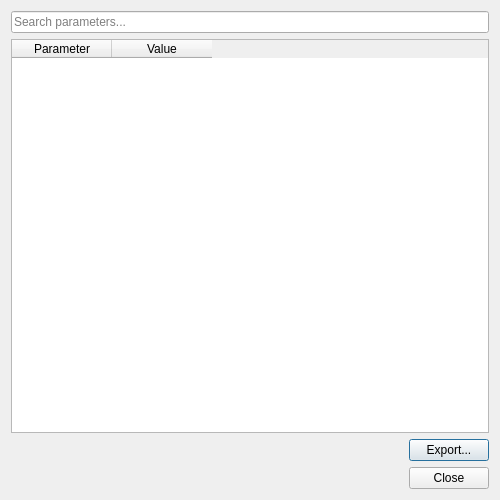
Above: DataLoadArdupilot/ardupilot_info_dialog.ui from RickyWu18/plotjuggler-drone-tools before the change. Below: the same form after it.
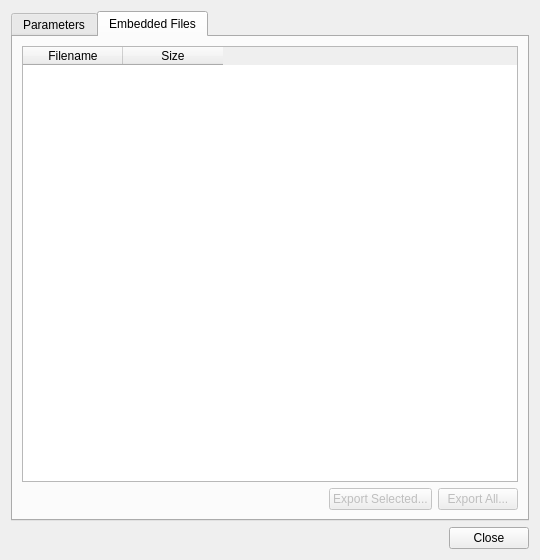
That is the form after the change. The open tabs and pages were chosen to show the change.

Commit message: feat: add Embedded Files tab to ArduPilot log info dialog

```diff
--- a/DataLoadArdupilot/ardupilot_info_dialog.ui
+++ b/DataLoadArdupilot/ardupilot_info_dialog.ui
@@ -6,8 +6,8 @@
    <rect>
     <x>0</x>
     <y>0</y>
-    <width>500</width>
-    <height>500</height>
+    <width>540</width>
+    <height>560</height>
    </rect>
   </property>
   <property name="windowTitle">
@@ -15,9 +15,22 @@
   </property>
   <layout class="QVBoxLayout" name="verticalLayout">
    <item>
+    <widget class="QTabWidget" name="tabWidget">
+     <property name="currentIndex">
+      <number>0</number>
+     </property>
+     <widget class="QWidget" name="tabParams">
+      <attribute name="title">
+       <string>Parameters</string>
+      </attribute>
+      <layout class="QVBoxLayout" name="paramsLayout">
+       <item>
     <widget class="QLineEdit" name="searchEdit">
      <property name="placeholderText">
-      <string>Search parameters...</string>
+          <string>Search parameters (supports regex)...</string>
+         </property>
+         <property name="toolTip">
+          <string>Filter by name — regular expressions are supported (e.g. ^ATC, RATE_.*, INS_ACC)</string>
      </property>
     </widget>
    </item>
@@ -42,7 +55,7 @@
     </widget>
    </item>
    <item>
-    <layout class="QHBoxLayout" name="exportLayout">
+        <layout class="QHBoxLayout" name="exportParamsLayout">
      <item>
       <spacer name="exportSpacer">
        <property name="orientation">
@@ -59,11 +72,82 @@
      <item>
       <widget class="QPushButton" name="btnExport">
        <property name="text">
-        <string>Export...</string>
+            <string>Export Params...</string>
        </property>
       </widget>
      </item>
     </layout>
+       </item>
+      </layout>
+     </widget>
+     <widget class="QWidget" name="tabFiles">
+      <attribute name="title">
+       <string>Embedded Files</string>
+      </attribute>
+      <layout class="QVBoxLayout" name="filesLayout">
+       <item>
+        <widget class="QTableWidget" name="tableFiles">
+         <property name="selectionBehavior">
+          <enum>QAbstractItemView::SelectRows</enum>
+         </property>
+         <property name="selectionMode">
+          <enum>QAbstractItemView::ExtendedSelection</enum>
+         </property>
+         <property name="sortingEnabled">
+          <bool>true</bool>
+         </property>
+         <column>
+          <property name="text">
+           <string>Filename</string>
+          </property>
+         </column>
+         <column>
+          <property name="text">
+           <string>Size</string>
+          </property>
+         </column>
+        </widget>
+       </item>
+       <item>
+        <layout class="QHBoxLayout" name="exportFilesLayout">
+         <item>
+          <spacer name="exportFilesSpacer">
+           <property name="orientation">
+            <enum>Qt::Horizontal</enum>
+           </property>
+           <property name="sizeHint" stdset="0">
+            <size>
+             <width>40</width>
+             <height>20</height>
+            </size>
+           </property>
+          </spacer>
+         </item>
+         <item>
+          <widget class="QPushButton" name="btnExportSelected">
+           <property name="text">
+            <string>Export Selected...</string>
+           </property>
+           <property name="enabled">
+            <bool>false</bool>
+           </property>
+          </widget>
+         </item>
+         <item>
+          <widget class="QPushButton" name="btnExportAll">
+           <property name="text">
+            <string>Export All...</string>
+           </property>
+           <property name="enabled">
+            <bool>false</bool>
+           </property>
+          </widget>
+         </item>
+        </layout>
+       </item>
+      </layout>
+     </widget>
+    </widget>
    </item>
    <item>
     <widget class="QDialogButtonBox" name="buttonBox">
```
Left out of the diff: 12 changed lines with no effect on the pictures. Lines whose indentation alone changed are shown as unchanged. The commit also changes 7 other files.
